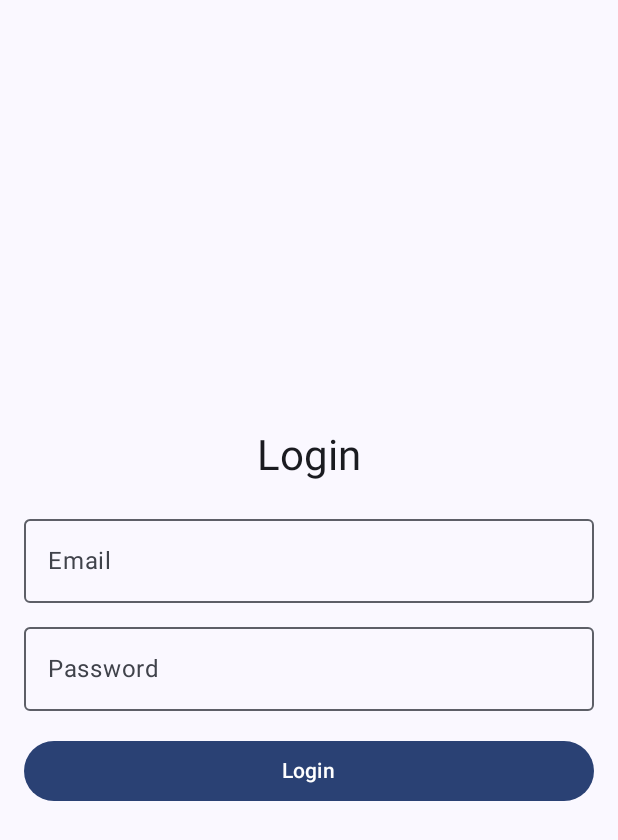
After one commit to KhoTheProgrammer/mobile-application-practice, an Android app built with Jetpack Compose: the LoginActivity screen opened directly, with no data from a screen before it, on a phone screen of 412 x 824 dp. The commit adds this screen. Shown: the top 840 px of the screen. Run offline under Robolectric (Android 15) with nearby library versions, the phone set to English and light mode, and no system bars.

Commit message:
Implemented login page with email and password fields

```diff
--- a/app/build.gradle.kts
+++ b/app/build.gradle.kts
@@ -49,6 +49,10 @@ dependencies {
     implementation(libs.androidx.ui.graphics)
     implementation(libs.androidx.ui.tooling.preview)
     implementation(libs.androidx.material3)
+    implementation(libs.androidx.appcompat)
+    implementation(libs.material)
+    implementation(libs.androidx.activity)
+    implementation(libs.androidx.constraintlayout)
     testImplementation(libs.junit)
     androidTestImplementation(libs.androidx.junit)
     androidTestImplementation(libs.androidx.espresso.core)
--- /dev/null
+++ b/app/src/main/java/com/example/myapplication/LoginActivity.kt
@@ -0,0 +1,85 @@
+package com.example.myapplication
+
+import android.os.Bundle
+import androidx.activity.ComponentActivity
+import androidx.activity.compose.setContent
+import androidx.compose.foundation.layout.*
+import androidx.compose.material3.*
+import androidx.compose.runtime.*
+import androidx.compose.runtime.getValue
+import androidx.compose.runtime.setValue
+import androidx.compose.ui.Alignment
+import androidx.compose.ui.Modifier
+import androidx.compose.ui.tooling.preview.Preview
+import androidx.compose.ui.unit.dp
+import com.example.myapplication.ui.theme.MyApplicationTheme
+
+class LoginActivity : ComponentActivity() {
+    override fun onCreate(savedInstanceState: Bundle?) {
+        super.onCreate(savedInstanceState)
+        setContent {
+            MyApplicationTheme {
+                // A surface container using the 'background' color from the theme
+                Surface(
+                    modifier = Modifier.fillMaxSize(),
+                    color = MaterialTheme.colorScheme.background
+                ) {
+                    LoginScreen()
+                }
+            }
+        }
+    }
+}
+
+@Composable
+fun LoginScreen() {
+    var email by remember { mutableStateOf("") }
+    var password by remember { mutableStateOf("") }
+
+    Column(
+        modifier = Modifier
+            .fillMaxSize()
+            .padding(16.dp),
+        verticalArrangement = Arrangement.Center,
+        horizontalAlignment = Alignment.CenterHorizontally
+    ) {
+        Text(text = "Login", style = MaterialTheme.typography.headlineMedium)
+
+        Spacer(modifier = Modifier.height(16.dp))
+
+        OutlinedTextField(
+            value = email,
+            onValueChange = { email = it },
+            label = { Text("Email") },
+            singleLine = true,
+            modifier = Modifier.fillMaxWidth()
+        )
+
+        Spacer(modifier = Modifier.height(8.dp))
+
+        OutlinedTextField(
+            value = password,
+            onValueChange = { password = it },
+            label = { Text("Password") },
+            singleLine = true,
+            modifier = Modifier.fillMaxWidth()
+        )
+
+        Spacer(modifier = Modifier.height(16.dp))
+
+        Button(
+            onClick = { print("clicked") },
+            modifier = Modifier.fillMaxWidth()
+        ) {
+            Text("Login")
+        }
+    }
+}
+
+@Preview(showBackground = true)
+@Composable
+fun LoginScreenPreview() {
+    MyApplicationTheme {
+        LoginScreen()
+    }
+}
```
Also changed, not shown: app/src/main/AndroidManifest.xml (+8 -8 lines), app/src/main/java/com/example/myapplication/MainActivity.kt (+36 -3 lines), app/src/main/java/com/example/myapplication/ui/theme/Theme.kt (+12 -10 lines), app/src/main/res/layout/activity_login.xml (added, +10 -0 lines), gradle/libs.versions.toml (+8 -0 lines), app/src/main/java/com/example/myapplication/ui/theme/Color.kt (line endings or trailing spaces).
